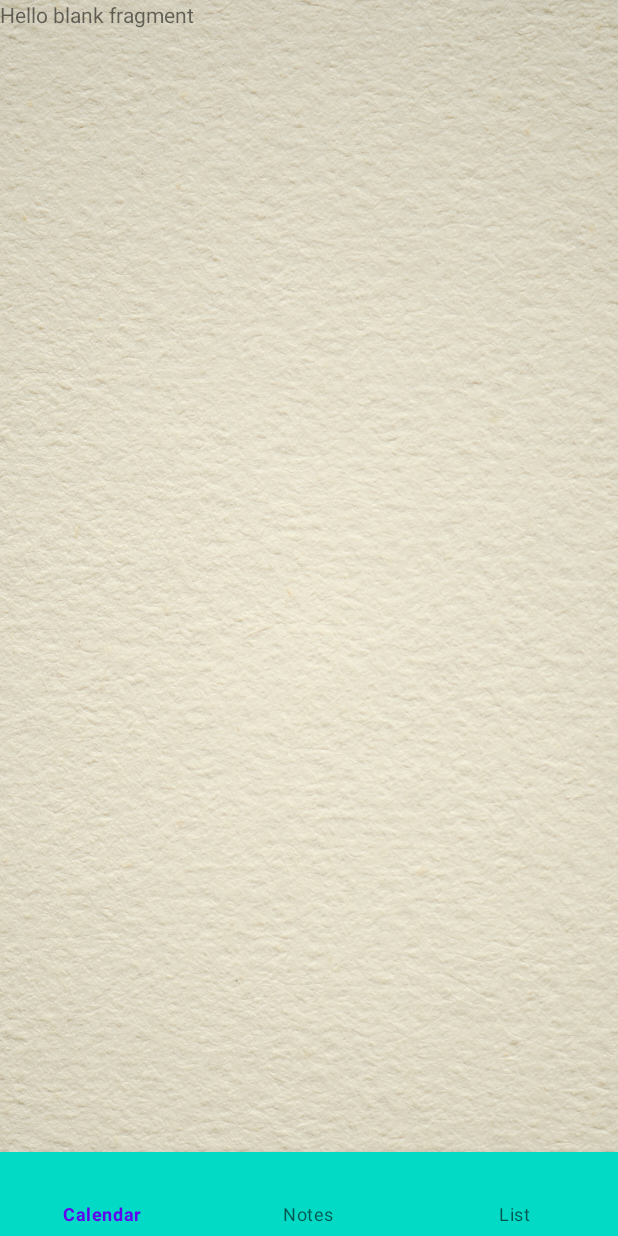
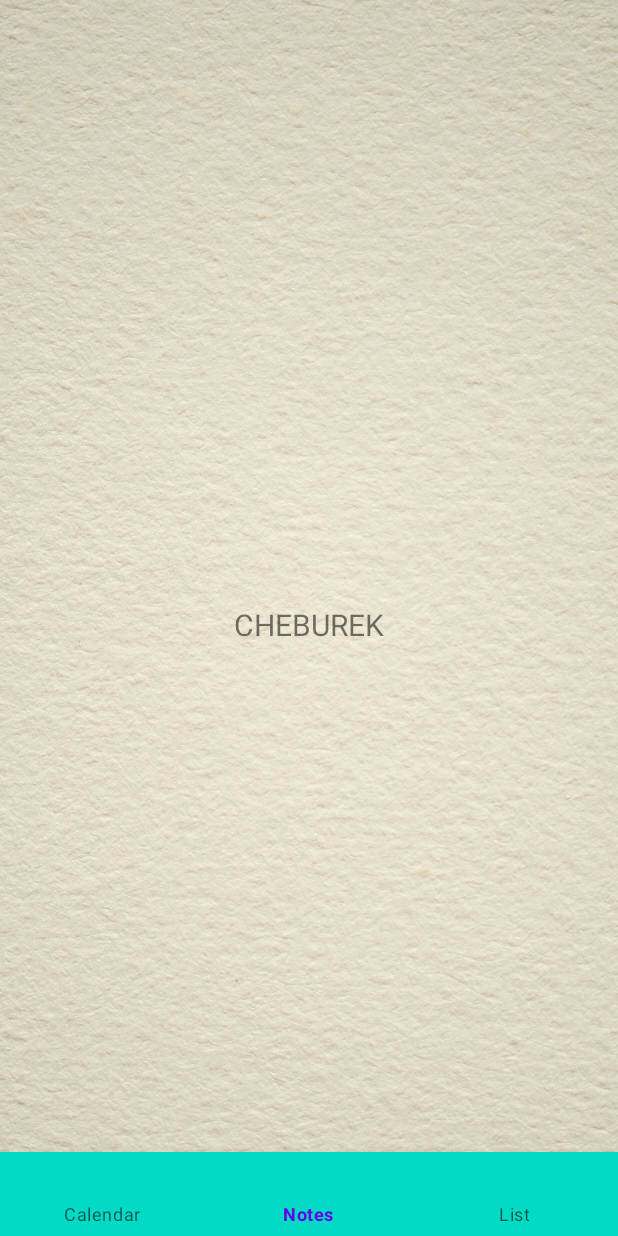
Before and after one commit to Lirika19/Practic, an Android app: the ZametkiFragment screen opened through its navigation route, on a phone screen of 412 x 824 dp. Run offline under Robolectric (Android 15) with nearby library versions, the phone set to English and light mode, and no system bars; our stand-ins replace data binding, navigation-ui.

```diff
--- a/app/src/main/java/com/pop/practic/MainActivity.java
+++ b/app/src/main/java/com/pop/practic/MainActivity.java
@@ -2,11 +2,14 @@ package com.pop.practic;
 
 import androidx.appcompat.app.AppCompatActivity;
 import androidx.navigation.NavController;
+import androidx.navigation.Navigation;
 import androidx.navigation.fragment.NavHostFragment;
+import androidx.navigation.ui.AppBarConfiguration;
 import androidx.navigation.ui.NavigationUI;
 
 import android.os.Bundle;
 
+import com.google.android.material.bottomnavigation.BottomNavigationView;
 import com.pop.practic.databinding.ActivityMainBinding;
 
 public class MainActivity extends AppCompatActivity {
@@ -16,8 +19,8 @@ public class MainActivity extends AppCompatActivity {
         super.onCreate(savedInstanceState);
         activityMainBinding = ActivityMainBinding.inflate(getLayoutInflater());
         setContentView(activityMainBinding.getRoot());
-        NavHostFragment navHostFragment = activityMainBinding.tabsContainer.getFragment();
-        NavController navController = navHostFragment.getNavController();
+        NavController navController = Navigation.findNavController(this, R.id.nav_host_fragment_activity_main);
         NavigationUI.setupWithNavController(activityMainBinding.bottomNavigationView, navController);
+
     }
 }
--- a/app/src/main/res/layout/activity_main.xml
+++ b/app/src/main/res/layout/activity_main.xml
@@ -9,14 +9,14 @@
         android:orientation="vertical"
         tools:context=".MainActivity">
 
-        <androidx.fragment.app.FragmentContainerView
-            android:id="@+id/tabsContainer"
+        <fragment
+            android:id="@+id/nav_host_fragment_activity_main"
             android:name =  "androidx.navigation.fragment.NavHostFragment"
             android:layout_width="match_parent"
             android:layout_height="match_parent"
             app:layout_constraintBottom_toTopOf="@+id/bottomNavigationView"
             app:navGraph="@navigation/main_graph">
-        </androidx.fragment.app.FragmentContainerView>
+        </fragment>
 
         <com.google.android.material.bottomnavigation.BottomNavigationView
             app:itemIconSize="0dp"
--- a/app/src/main/res/layout/fragment_zametki.xml
+++ b/app/src/main/res/layout/fragment_zametki.xml
@@ -1,14 +1,23 @@
 <?xml version="1.0" encoding="utf-8"?>
-<FrameLayout xmlns:android="http://schemas.android.com/apk/res/android"
+<androidx.constraintlayout.widget.ConstraintLayout xmlns:android="http://schemas.android.com/apk/res/android"
+    xmlns:app="http://schemas.android.com/apk/res-auto"
     xmlns:tools="http://schemas.android.com/tools"
     android:layout_width="match_parent"
     android:layout_height="match_parent"
-    tools:context=".ZametkiFragment">
+    tools:context="com.pop.practic.ZametkiFragment">
 
-    <!-- TODO: Update blank fragment layout -->
     <TextView
+        android:id="@+id/text_home"
         android:layout_width="match_parent"
-        android:layout_height="match_parent"
-        android:text="@string/hello_blank_fragment" />
-
-</FrameLayout>
+        android:layout_height="wrap_content"
+        android:layout_marginStart="8dp"
+        android:layout_marginTop="8dp"
+        android:layout_marginEnd="8dp"
+        android:textAlignment="center"
+        android:textSize="20sp"
+        android:text="CHEBUREK"
+        app:layout_constraintBottom_toBottomOf="parent"
+        app:layout_constraintEnd_toEndOf="parent"
+        app:layout_constraintStart_toStartOf="parent"
+        app:layout_constraintTop_toTopOf="parent" />
+</androidx.constraintlayout.widget.ConstraintLayout>
--- a/app/src/main/res/menu/menu.xml
+++ b/app/src/main/res/menu/menu.xml
@@ -3,12 +3,12 @@
     xmlns:android="http://schemas.android.com/apk/res/android">
 
     <item android:title="Calendar"
-        android:id="@navigation/calendar"
+        android:id="@+id/calendarFragment"
         android:icon="@drawable/sandclocks"/>
     <item android:title="Notes"
-        android:id="@navigation/zametki"
+        android:id="@+id/zametkiFragment"
         android:icon="@drawable/sandclocks"/>
     <item android:title="List"
-        android:id="@navigation/list"
+        android:id="@+id/listFragment"
         android:icon="@drawable/sandclocks"/>
 </menu>
--- a/app/src/main/res/navigation/main_graph.xml
+++ b/app/src/main/res/navigation/main_graph.xml
@@ -1,10 +1,25 @@
 <?xml version="1.0" encoding="utf-8"?>
 <navigation xmlns:android="http://schemas.android.com/apk/res/android"
     xmlns:app="http://schemas.android.com/apk/res-auto"
-    android:id="@+id/main_graph"
-    app:startDestination="@id/calendar">
+    xmlns:tools="http://schemas.android.com/tools"
+    android:id="@+id/mobile_navigation"
+    app:startDestination="@+id/calendarFragment">
 
-    <include app:graph = "@navigation/calendar"/>
-    <include app:graph = "@navigation/list"/>
-    <include app:graph = "@navigation/zametki"/>
+    <fragment
+        android:id="@+id/calendarFragment"
+        android:name="com.pop.practic.CalendarFragment"
+        android:label="Calendar"
+        tools:layout="@layout/fragment_calendar" />
+
+    <fragment
+        android:id="@+id/zametkiFragment"
+        android:name="com.pop.practic.ZametkiFragment"
+        android:label="Zametki"
+        tools:layout="@layout/fragment_zametki" />
+
+    <fragment
+        android:id="@+id/listFragment"
+        android:name="com.pop.practic.ListFragment"
+        android:label="List"
+        tools:layout="@layout/fragment_list" />
 </navigation>
```
Also changed, not shown: app/src/main/res/layout/fragment_calendar.xml (+16 -7 lines), app/src/main/res/layout/fragment_list.xml (+16 -7 lines).
